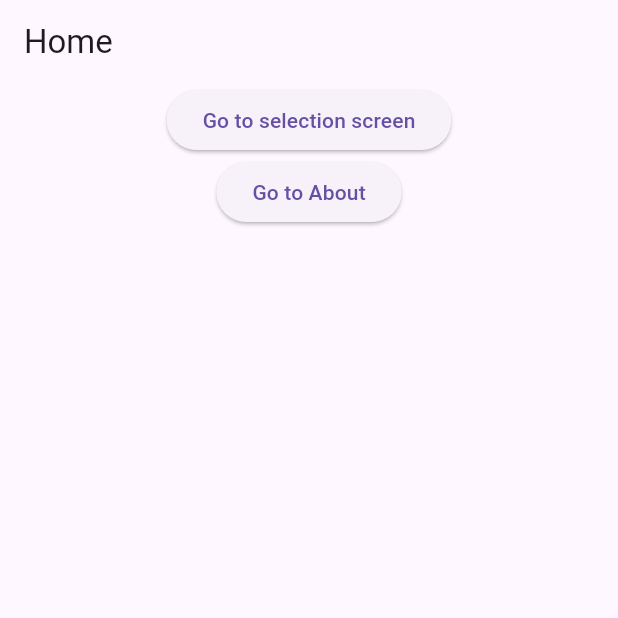
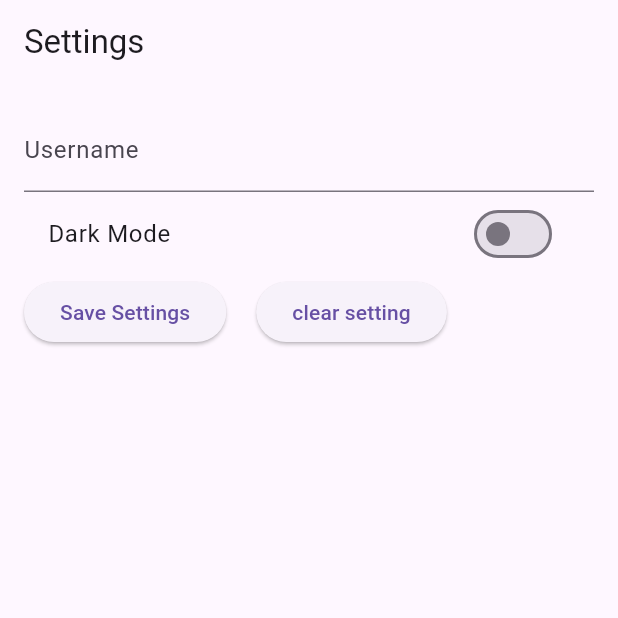
Before and after one commit to alhijrymawada-create/wajebat_app, a Flutter app: the screen it shows after launch, on a phone screen of 412 x 824 dp, the top half of it. Run offline on Flutter 3.47's test engine with Material 3 defaults, Android fonts, the phone set to English and light mode, and no system bars; our stand-ins replace shared_preferences.

Commit message:
added new code in main.dart

```diff
--- a/lib/main.dart
+++ b/lib/main.dart
@@ -1,58 +1,85 @@
 import 'package:flutter/material.dart';
-import 'SecondScreen.dart';
-import 'AboutScreen.dart';
+import 'package:shared_preferences/shared_preferences.dart';
 
 void main() {
-  runApp(const MyApp());
+  runApp(SettingsPage());
+}
+class SettingsPage extends StatefulWidget {
+  @override
+  _SettingsPageState createState() => _SettingsPageState();
 }
 
-class MyApp extends StatelessWidget {
-  const MyApp({super.key});
+class _SettingsPageState extends State<SettingsPage> {
+  TextEditingController _usernameController = TextEditingController();
+  bool _darkModeEnabled = false;
+
+  @override
+  void initState() {
+    super.initState();
+    _loadSettings();
+  }
+
+  // Method to load saved settings
+  Future<void> _loadSettings() async {
+    final prefs = await SharedPreferences.getInstance();
+    setState(() {
+      _usernameController.text = prefs.getString('username') ?? '';
+      _darkModeEnabled = prefs.getBool('darkMode') ?? false;
+    });
+  }
+
+  // Method to save settings
+  Future<void> _saveSettings() async {
+    final prefs = await SharedPreferences.getInstance();
+    await prefs.setString('username', _usernameController.text);
+    await prefs.setBool('darkMode', _darkModeEnabled);
+    print('Settings saved');
+  }
+
+  // Method to Delete settings
+  Future<void> _clearSettings() async {
+    final prefs = await SharedPreferences.getInstance();
+    await prefs.remove('username'); // Remove username
+    await prefs.remove('darkMode'); // Remove dark mode preference
+  }
 
   @override
   Widget build(BuildContext context) {
     return MaterialApp(
-      title: 'Named Routes Demo',
-      initialRoute: '/',
-      routes: {
-        '/': (context) => const HomeScreen(),
-        '/SecondPage': (context) => const SecondScreen(),
-        '/about': (context) => const AboutScreen(),
-      },
-    );
-  }
-}
-
-class HomeScreen extends StatelessWidget {
-  const HomeScreen({super.key});
-
-  @override
-  Widget build(BuildContext context) {
-    return Scaffold(
-      appBar: AppBar(title: const Text('Home')),
-      body: Center(
+      home: Scaffold(
+        appBar: AppBar(title: Text('Settings')),
+        body: Padding(
+          padding: const EdgeInsets.all(16.0),
           child: Column(
             children: [
+              TextField(
+                controller: _usernameController,
+                decoration: InputDecoration(labelText: 'Username'),
+              ),
+              SwitchListTile(
+                title: Text('Dark Mode'),
+                value: _darkModeEnabled,
+                onChanged: (bool value) {
+                  setState(() {
+                    _darkModeEnabled = value;
+                  });
+                },
+              ),
+              Row(
+                children: [
                   ElevatedButton(
-              onPressed: () async{
-                final result = await Navigator.pushNamed(
-                    context,'/SecondPage'
-                )as bool?;
-                if (result != null) {
-                  ScaffoldMessenger.of(context).showSnackBar(
-                    SnackBar(content: Text(result?'You selected accept':'you selected not to accept')),
-                  );
-                }
-              },
-              child: const Text('Go to selection screen'),
+                    onPressed: _saveSettings,
+                    child: Text('Save Settings'),
                   ),
+                  SizedBox(width: 20,),
                   ElevatedButton(
-              onPressed: () {
-                Navigator.pushNamed(context, '/about');
-              },
-              child: const Text('Go to About'),
+                    onPressed: _clearSettings,
+                    child: Text('clear setting'),
                   ),
                 ],
+              ),
+            ],
+          ),
         ),
       ),
     );
```
Also changed, not shown: lib/AboutScreen.dart (deleted, +0 -49 lines), lib/SecondScreen.dart (+10 -70 lines). Lines whose indentation alone changed are shown as unchanged.
